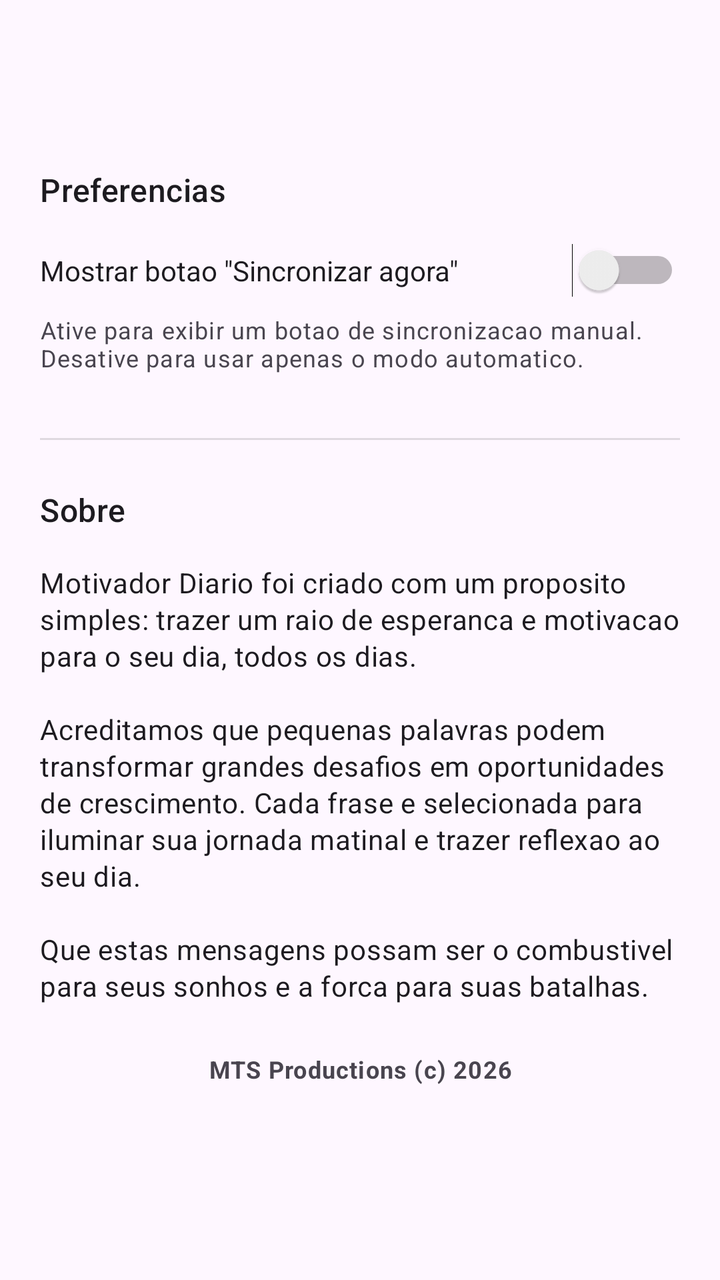
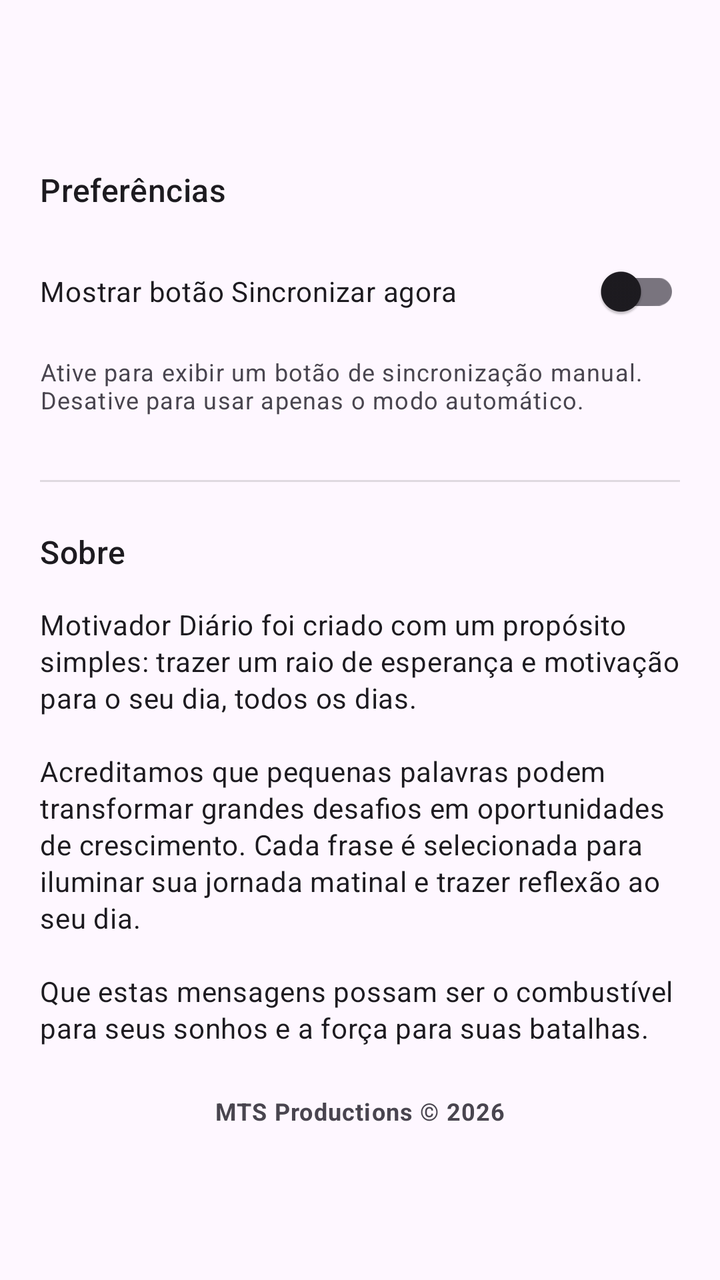

An Android layout rendered at two revisions. The XML below is the earlier revision; the diff shows what the commit changed to produce the second picture.
<!-- AndroidManifest.xml: application theme Theme.MotivadorDiario -->
<!-- res/layout/activity_settings.xml -->
<?xml version="1.0" encoding="utf-8"?>
<androidx.constraintlayout.widget.ConstraintLayout xmlns:android="http://schemas.android.com/apk/res/android"
    xmlns:app="http://schemas.android.com/apk/res-auto"
    android:layout_width="match_parent"
    android:layout_height="match_parent">

    <com.google.android.material.appbar.AppBarLayout
        android:id="@+id/appBar"
        android:layout_width="0dp"
        android:layout_height="wrap_content"
        app:layout_constraintEnd_toEndOf="parent"
        app:layout_constraintStart_toStartOf="parent"
        app:layout_constraintTop_toTopOf="parent">

        <com.google.android.material.appbar.MaterialToolbar
            android:id="@+id/toolbar"
            android:layout_width="match_parent"
            android:layout_height="?attr/actionBarSize" />

    </com.google.android.material.appbar.AppBarLayout>

    <ScrollView
        android:layout_width="0dp"
        android:layout_height="0dp"
        android:padding="20dp"
        app:layout_constraintBottom_toBottomOf="parent"
        app:layout_constraintEnd_toEndOf="parent"
        app:layout_constraintStart_toStartOf="parent"
        app:layout_constraintTop_toBottomOf="@id/appBar">

        <androidx.constraintlayout.widget.ConstraintLayout
            android:layout_width="match_parent"
            android:layout_height="wrap_content">

            <TextView
                android:id="@+id/sectionTitle"
                android:layout_width="0dp"
                android:layout_height="wrap_content"
                android:text="Preferencias"
                android:textAppearance="@style/TextAppearance.Material3.TitleMedium"
                app:layout_constraintEnd_toEndOf="parent"
                app:layout_constraintStart_toStartOf="parent"
                app:layout_constraintTop_toTopOf="parent" />

            <Switch
                android:id="@+id/switchShowRefreshButton"
                android:layout_width="0dp"
                android:layout_height="wrap_content"
                android:layout_marginTop="16dp"
                android:text="Mostrar botao &quot;Sincronizar agora&quot;"
                app:layout_constraintEnd_toEndOf="parent"
                app:layout_constraintStart_toStartOf="parent"
                app:layout_constraintTop_toBottomOf="@id/sectionTitle" />

            <TextView
                android:id="@+id/description"
                android:layout_width="0dp"
                android:layout_height="wrap_content"
                android:layout_marginTop="8dp"
                android:text="Ative para exibir um botao de sincronizacao manual. Desative para usar apenas o modo automatico."
                android:textAppearance="@style/TextAppearance.Material3.BodySmall"
                android:textColor="?android:attr/textColorSecondary"
                app:layout_constraintEnd_toEndOf="parent"
                app:layout_constraintStart_toStartOf="parent"
                app:layout_constraintTop_toBottomOf="@id/switchShowRefreshButton" />

            <View
                android:id="@+id/divider"
                android:layout_width="0dp"
                android:layout_height="1dp"
                android:layout_marginTop="32dp"
                android:background="?android:attr/listDivider"
                app:layout_constraintEnd_toEndOf="parent"
                app:layout_constraintStart_toStartOf="parent"
                app:layout_constraintTop_toBottomOf="@id/description" />

            <TextView
                android:id="@+id/aboutTitle"
                android:layout_width="0dp"
                android:layout_height="wrap_content"
                android:layout_marginTop="24dp"
                android:text="Sobre"
                android:textAppearance="@style/TextAppearance.Material3.TitleMedium"
                app:layout_constraintEnd_toEndOf="parent"
                app:layout_constraintStart_toStartOf="parent"
                app:layout_constraintTop_toBottomOf="@id/divider" />

            <TextView
                android:id="@+id/aboutText"
                android:layout_width="0dp"
                android:layout_height="wrap_content"
                android:layout_marginTop="16dp"
                android:lineSpacingExtra="2dp"
                android:text="Motivador Diario foi criado com um proposito simples: trazer um raio de esperanca e motivacao para o seu dia, todos os dias.&#10;&#10;Acreditamos que pequenas palavras podem transformar grandes desafios em oportunidades de crescimento. Cada frase e selecionada para iluminar sua jornada matinal e trazer reflexao ao seu dia.&#10;&#10;Que estas mensagens possam ser o combustivel para seus sonhos e a forca para suas batalhas."
                android:textAppearance="@style/TextAppearance.Material3.BodyMedium"
                app:layout_constraintEnd_toEndOf="parent"
                app:layout_constraintStart_toStartOf="parent"
                app:layout_constraintTop_toBottomOf="@id/aboutTitle" />

            <TextView
                android:id="@+id/signature"
                android:layout_width="0dp"
                android:layout_height="wrap_content"
                android:layout_marginTop="24dp"
                android:gravity="center"
                android:text="MTS Productions (c) 2026"
                android:textAppearance="@style/TextAppearance.Material3.BodySmall"
                android:textColor="?android:attr/textColorSecondary"
                android:textStyle="bold"
                app:layout_constraintEnd_toEndOf="parent"
                app:layout_constraintStart_toStartOf="parent"
                app:layout_constraintTop_toBottomOf="@id/aboutText" />

        </androidx.constraintlayout.widget.ConstraintLayout>

    </ScrollView>

</androidx.constraintlayout.widget.ConstraintLayout>
<!-- resources referenced by this layout -->
<resources>
  <style name="Theme.MotivadorDiario" parent="Theme.Material3.DayNight.NoActionBar">
          <item name="android:statusBarColor">?attr/colorSurface</item>
          <item name="android:navigationBarColor">?attr/colorSurface</item>
      </style>
</resources>

<!-- the commit's change to res/layout/activity_settings.xml (unified diff, before → after) -->
@@ -36,18 +36,19 @@
                 android:id="@+id/sectionTitle"
                 android:layout_width="0dp"
                 android:layout_height="wrap_content"
-                android:text="Preferencias"
+                android:text="@string/settings_section_preferences"
                 android:textAppearance="@style/TextAppearance.Material3.TitleMedium"
                 app:layout_constraintEnd_toEndOf="parent"
                 app:layout_constraintStart_toStartOf="parent"
                 app:layout_constraintTop_toTopOf="parent" />
 
-            <Switch
+            
+            <com.google.android.material.switchmaterial.SwitchMaterial
                 android:id="@+id/switchShowRefreshButton"
                 android:layout_width="0dp"
                 android:layout_height="wrap_content"
                 android:layout_marginTop="16dp"
-                android:text="Mostrar botao &quot;Sincronizar agora&quot;"
+                android:text="@string/settings_switch_refresh"
                 app:layout_constraintEnd_toEndOf="parent"
                 app:layout_constraintStart_toStartOf="parent"
                 app:layout_constraintTop_toBottomOf="@id/sectionTitle" />
@@ -57,7 +58,7 @@
                 android:layout_width="0dp"
                 android:layout_height="wrap_content"
                 android:layout_marginTop="8dp"
-                android:text="Ative para exibir um botao de sincronizacao manual. Desative para usar apenas o modo automatico."
+                android:text="@string/settings_switch_refresh_desc"
                 android:textAppearance="@style/TextAppearance.Material3.BodySmall"
                 android:textColor="?android:attr/textColorSecondary"
                 app:layout_constraintEnd_toEndOf="parent"
@@ -79,7 +80,7 @@
                 android:layout_width="0dp"
                 android:layout_height="wrap_content"
                 android:layout_marginTop="24dp"
-                android:text="Sobre"
+                android:text="@string/settings_section_about"
                 android:textAppearance="@style/TextAppearance.Material3.TitleMedium"
                 app:layout_constraintEnd_toEndOf="parent"
                 app:layout_constraintStart_toStartOf="parent"
@@ -91,7 +92,7 @@
                 android:layout_height="wrap_content"
                 android:layout_marginTop="16dp"
                 android:lineSpacingExtra="2dp"
-                android:text="Motivador Diario foi criado com um proposito simples: trazer um raio de esperanca e motivacao para o seu dia, todos os dias.&#10;&#10;Acreditamos que pequenas palavras podem transformar grandes desafios em oportunidades de crescimento. Cada frase e selecionada para iluminar sua jornada matinal e trazer reflexao ao seu dia.&#10;&#10;Que estas mensagens possam ser o combustivel para seus sonhos e a forca para suas batalhas."
+                android:text="@string/settings_about_text"
                 android:textAppearance="@style/TextAppearance.Material3.BodyMedium"
                 app:layout_constraintEnd_toEndOf="parent"
                 app:layout_constraintStart_toStartOf="parent"
@@ -103,7 +104,7 @@
                 android:layout_height="wrap_content"
                 android:layout_marginTop="24dp"
                 android:gravity="center"
-                android:text="MTS Productions (c) 2026"
+                android:text="@string/settings_signature"
                 android:textAppearance="@style/TextAppearance.Material3.BodySmall"
                 android:textColor="?android:attr/textColorSecondary"
                 android:textStyle="bold"
<!-- resource entries referenced after the edit -->
@@ -1,5 +1,11 @@
 <!-- resources referenced by this layout -->
 <resources>
+  <string name="settings_about_text">Motivador Diário foi criado com um propósito simples: trazer um raio de esperança e motivação para o seu dia, todos os dias.\n\nAcreditamos que pequenas palavras podem transformar grandes desafios em oportunidades de crescimento. Cada frase é selecionada para iluminar sua jornada matinal e trazer reflexão ao seu dia.\n\nQue estas mensagens possam ser o combustível para seus sonhos e a força para suas batalhas.</string>
+  <string name="settings_section_about">Sobre</string>
+  <string name="settings_section_preferences">Preferências</string>
+  <string name="settings_signature">MTS Productions © 2026</string>
+  <string name="settings_switch_refresh">Mostrar botão "Sincronizar agora"</string>
+  <string name="settings_switch_refresh_desc">Ative para exibir um botão de sincronização manual. Desative para usar apenas o modo automático.</string>
   <style name="Theme.MotivadorDiario" parent="Theme.Material3.DayNight.NoActionBar">
           <item name="android:statusBarColor">?attr/colorSurface</item>
           <item name="android:navigationBarColor">?attr/colorSurface</item>
